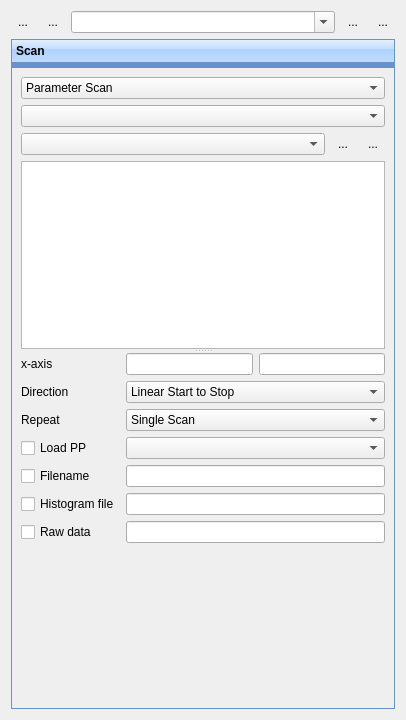
Above: ui/ScanControlUi.ui from MonroeQuantumNetworks/IonControl before the change. Below: the same form after it.
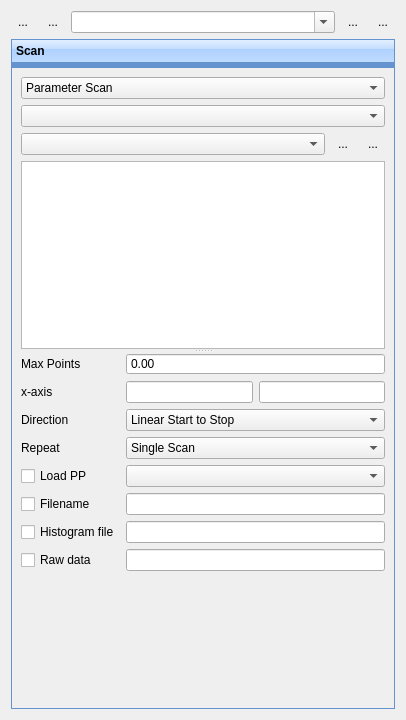
That is the form after the change. Icons and pictures are not drawn. Custom widgets are drawn as their Qt base class.

Commit message: add [proper field for maximum number of points in StepInPlace

```diff
--- a/ui/ScanControlUi.ui
+++ b/ui/ScanControlUi.ui
@@ -263,17 +263,17 @@
          <widget class="QTableView" name="tableView"/>
          <widget class="QWidget" name="layoutWidget">
           <layout class="QGridLayout" name="gridLayout">
-           <item row="4" column="2" colspan="2">
+           <item row="5" column="2" colspan="2">
             <widget class="QLineEdit" name="filenameEdit"/>
            </item>
-           <item row="0" column="2">
+           <item row="1" column="2">
             <widget class="QLineEdit" name="xExprEdit">
              <property name="toolTip">
               <string>expression x is current value</string>
              </property>
             </widget>
            </item>
-           <item row="2" column="2" colspan="2">
+           <item row="3" column="2" colspan="2">
             <widget class="QComboBox" name="scanRepeatComboBox">
              <item>
               <property name="text">
@@ -287,7 +287,7 @@
              </item>
             </widget>
            </item>
-           <item row="1" column="2" colspan="2">
+           <item row="2" column="2" colspan="2">
             <widget class="QComboBox" name="scanTypeCombo">
              <item>
               <property name="text">
@@ -311,28 +311,28 @@
              </item>
             </widget>
            </item>
-           <item row="3" column="2" colspan="2">
+           <item row="4" column="2" colspan="2">
             <widget class="QComboBox" name="loadPPComboBox">
              <property name="maxVisibleItems">
               <number>100</number>
              </property>
             </widget>
            </item>
-           <item row="0" column="3">
+           <item row="1" column="3">
             <widget class="QLineEdit" name="xUnitEdit">
              <property name="toolTip">
               <string>unit</string>
              </property>
             </widget>
            </item>
-           <item row="0" column="0">
-            <widget class="QLabel" name="label_3">
+           <item row="1" column="0">
+            <widget class="QLabel" name="xaxisLabel">
              <property name="text">
               <string>x-axis </string>
              </property>
             </widget>
            </item>
-           <item row="4" column="0">
+           <item row="5" column="0">
             <widget class="QCheckBox" name="autoSaveCheckBox">
              <property name="toolTip">
               <string>Checkbox: automatically save file</string>
@@ -342,31 +342,31 @@
              </property>
             </widget>
            </item>
-           <item row="3" column="0">
+           <item row="4" column="0">
             <widget class="QCheckBox" name="loadPPcheckBox">
              <property name="text">
               <string>Load PP</string>
              </property>
             </widget>
            </item>
-           <item row="1" column="0">
-            <widget class="QLabel" name="label_5">
-             <property name="text">
-              <string>Direction</string>
-             </property>
-            </widget>
-           </item>
            <item row="2" column="0">
+            <widget class="QLabel" name="directionLabel">
+             <property name="text">
+              <string>Direction</string>
+             </property>
+            </widget>
+           </item>
+           <item row="3" column="0">
             <widget class="QLabel" name="label_4">
              <property name="text">
               <string>Repeat</string>
              </property>
             </widget>
            </item>
-           <item row="5" column="2" colspan="2">
+           <item row="6" column="2" colspan="2">
             <widget class="QLineEdit" name="histogramFilenameEdit"/>
            </item>
-           <item row="5" column="0">
+           <item row="6" column="0">
             <widget class="QCheckBox" name="histogramSaveCheckBox">
              <property name="toolTip">
               <string>Checkbox: automatically save file</string>
@@ -376,10 +376,10 @@
              </property>
             </widget>
            </item>
-           <item row="6" column="2" colspan="2">
+           <item row="7" column="2" colspan="2">
             <widget class="QLineEdit" name="rawFilenameEdit"/>
            </item>
-           <item row="6" column="0">
+           <item row="7" column="0">
             <widget class="QCheckBox" name="saveRawCheckBox">
              <property name="toolTip">
               <string>Checkbox: automatically save file</string>
@@ -389,6 +389,20 @@
              </property>
             </widget>
            </item>
+           <item row="0" column="0">
+            <widget class="QLabel" name="maxPointsLabel">
+             <property name="text">
+              <string>Max Points</string>
+             </property>
+            </widget>
+           </item>
+           <item row="0" column="2" colspan="2">
+            <widget class="MagnitudeSpinBox" name="maxPointsBox">
+             <property name="buttonSymbols">
+              <enum>QAbstractSpinBox::NoButtons</enum>
+             </property>
+            </widget>
+           </item>
           </layout>
          </widget>
         </widget>
@@ -418,6 +432,11 @@
    <extends>QComboBox</extends>
    <header>uiModules.RedBlackComboBox</header>
   </customwidget>
+  <customwidget>
+   <class>MagnitudeSpinBox</class>
+   <extends>QDoubleSpinBox</extends>
+   <header>uiModules.MagnitudeSpinBox</header>
+  </customwidget>
  </customwidgets>
  <tabstops>
   <tabstop>comboBox</tabstop>
```
The commit also changes 3 other files.
